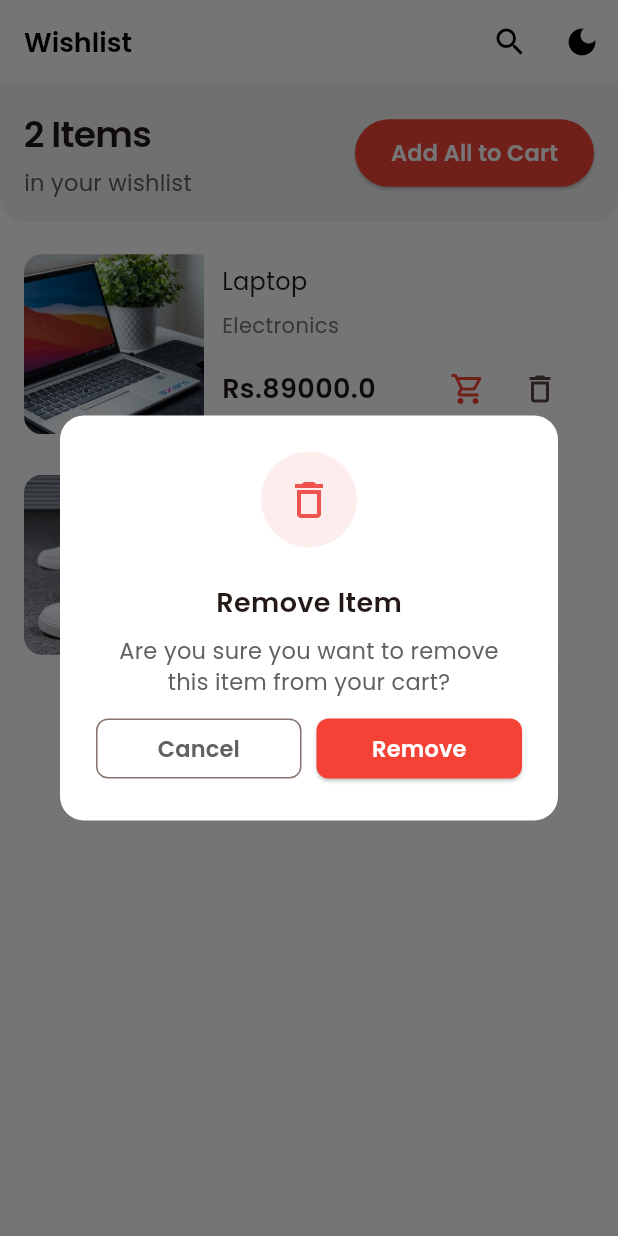
After one commit to ganeshchay2021/E_commerce_modernUI, a Flutter app: the WishListScreen screen opened directly, after a tap on the "delete outline" icon, on a phone screen of 412 x 824 dp. The commit adds this screen. Run offline on Flutter 3.47's test engine with Material 3 defaults, Android fonts, the phone set to English and light mode, and no system bars; our stand-ins replace bloc, email_validator, flutter_bloc, google_fonts, shared_preferences; accounts and stored records are empty.

Commit message:
Wishlist Screen added

```diff
--- a/lib/model/product_model.dart
+++ b/lib/model/product_model.dart
@@ -42,6 +42,7 @@ final List<ProductModel> products = [
     name: "Jorden Shoes",
     category: "Footwear",
     price: 4999,
+    isFavourite: true,
     oldPrice: 7600,
     imageUrl: Assets.shoe2,
     description: "Air Jordan is a line of basketball and sportswear shoes produced by Nike, Inc. Related apparel and accessories are marketed under Jordan Brand.\nThe first Air Jordan shoe was produced for basketball player Michael Jordan during his time with the Chicago Bulls on November 17, 1984, and released to the public on April 1, 1985.[2][3] The shoes were designed for Nike by Peter Moore, Tinker Hatfield, and Bruce Kilgore.\nThe Jordan Logo, known as the Jumpman, originated from a photograph by Jacobus Rentmeester, taken before Jordan played for Team USA in the 1984 Summer Olympics.\nAs Michael Jordan entered his rookie year in 1984, he was approached to sign a shoe deal with Adidas, Converse, and Nike. In their meeting with Jordan, Nike centered its presentation around a highlight video of Jordan's various slam dunks, scored to Jump (For My Love)by the Pointer Sisters. Nike showcased the first design of the shoe, but Jordan criticized its colorway. While other companies saw Jordan as a figure for promoting preexisting shoe lines, Nike took Jordan's criticism into account to make him a stand alone star and give him a signature shoe line",
--- a/lib/view/Main/main_screen.dart
+++ b/lib/view/Main/main_screen.dart
@@ -1,4 +1,4 @@
-import 'package:e_commerce_modernui/view/favourite/favorite_screen.dart';
+import 'package:e_commerce_modernui/view/favourite/wishlist_screen.dart';
 import 'package:e_commerce_modernui/view/home/home_screen.dart';
 import 'package:e_commerce_modernui/view/profile/profile_screen.dart';
 import 'package:e_commerce_modernui/view/shopping/shopping_screen.dart';
@@ -15,7 +15,7 @@ class _MainScreenState extends State<MainScreen> {
   final List<Widget> pages = const [
     HomeScreen(),
     ShoppingScreen(),
-    FavoriteScreen(),
+    WishListScreen(),
     ProfileScreen(),
   ];
   int _currentIndex = 0;
@@ -50,7 +50,7 @@ class _MainScreenState extends State<MainScreen> {
               icon: Icon(
                 Icons.favorite_outline,
               ),
-              label: "Favourite"),
+              label: "Wishlist"),
           BottomNavigationBarItem(
               icon: Icon(Icons.person_outline), label: "Profile"),
         ],
--- a/lib/view/favourite/favorite_screen.dart
+++ /dev/null
@@ -1,14 +0,0 @@
-import 'package:flutter/material.dart';
-
-class FavoriteScreen extends StatelessWidget {
-  const FavoriteScreen({super.key});
-
-  @override
-  Widget build(BuildContext context) {
-    return const Scaffold(
-      body: Center(
-        child: Text("favourite"),
-      ),
-    );
-  }
-}
--- /dev/null
+++ b/lib/view/favourite/wishlist_screen.dart
@@ -0,0 +1,318 @@
+import 'package:e_commerce_modernui/model/product_model.dart';
+import 'package:e_commerce_modernui/utils/app_text_styles.dart';
+import 'package:e_commerce_modernui/utils/cubit/theme_cubit.dart';
+import 'package:flutter/material.dart';
+import 'package:flutter_bloc/flutter_bloc.dart';
+
+class WishListScreen extends StatefulWidget {
+  const WishListScreen({super.key});
+
+  @override
+  State<WishListScreen> createState() => _WishListScreenState();
+}
+
+class _WishListScreenState extends State<WishListScreen> {
+  final List<ProductModel> favouriteProduct =
+      products.where((p) => p.isFavourite).toList();
+
+  @override
+  Widget build(BuildContext context) {
+    final isDark = Theme.of(context).brightness == Brightness.dark;
+    return Scaffold(
+      appBar: AppBar(
+        title: Text(
+          "Wishlist",
+          style: AppTextstyles.withColor(
+            AppTextstyles.h3,
+            isDark ? Colors.white : Colors.black,
+          ),
+        ),
+        actions: [
+          IconButton(
+            onPressed: () {},
+            icon: const Icon(Icons.search),
+          ),
+          IconButton(
+            onPressed: () {
+              context.read<ThemeCubit>().toggle();
+            },
+            icon: const Icon(Icons.dark_mode),
+          ),
+        ],
+      ),
+      body: CustomScrollView(
+        //wishlits section
+        slivers: [
+          SliverToBoxAdapter(
+            child: _buildSummarySection(context),
+          ),
+
+          //wishlist product list
+          SliverPadding(
+            padding: const EdgeInsets.all(16),
+            sliver: SliverList(
+              delegate: SliverChildBuilderDelegate((context, index) {
+                return _buildFavouriteProductList(
+                    context, favouriteProduct[index]);
+              }, childCount: favouriteProduct.length),
+            ),
+          ),
+        ],
+      ),
+    );
+  }
+
+  //build summary section
+  Widget _buildSummarySection(BuildContext context) {
+    final isDark = Theme.of(context).brightness == Brightness.dark;
+
+    return Container(
+      padding: const EdgeInsets.all(16),
+      decoration: BoxDecoration(
+        color: isDark ? Colors.grey[850]! : Colors.grey[100]!,
+        borderRadius: const BorderRadius.vertical(
+          bottom: Radius.circular(16),
+        ),
+      ),
+      child: Row(
+        children: [
+          Expanded(
+            child: Column(
+              crossAxisAlignment: CrossAxisAlignment.start,
+              children: [
+                Text(
+                  "${favouriteProduct.length} Items",
+                  style: AppTextstyles.withColor(
+                    AppTextstyles.h2,
+                    Theme.of(context).textTheme.bodyLarge!.color!,
+                  ),
+                ),
+                const SizedBox(
+                  height: 5,
+                ),
+                Text(
+                  "in your wishlist",
+                  style: AppTextstyles.withColor(
+                    AppTextstyles.bodyMedium,
+                    isDark ? Colors.grey[300]! : Colors.grey[700]!,
+                  ),
+                ),
+              ],
+            ),
+          ),
+          ElevatedButton(
+            onPressed: () {
+              print(favouriteProduct[0].name);
+            },
+            style: ElevatedButton.styleFrom(
+                padding:
+                    const EdgeInsets.symmetric(horizontal: 24, vertical: 12),
+                backgroundColor: Theme.of(context).primaryColor),
+            child: Text(
+              "Add All to Cart",
+              style: AppTextstyles.withColor(
+                AppTextstyles.buttonMedium,
+                Colors.white,
+              ),
+            ),
+          )
+        ],
+      ),
+    );
+  }
+
+  //build favourite product list
+  Widget _buildFavouriteProductList(
+      BuildContext context, ProductModel product) {
+    final isDark = Theme.of(context).brightness == Brightness.dark;
+
+    return Container(
+      margin: const EdgeInsets.only(bottom: 16),
+      decoration: BoxDecoration(
+        color: Theme.of(context).cardColor,
+        borderRadius: BorderRadius.circular(12),
+        boxShadow: [
+          BoxShadow(
+            color: isDark
+                ? Colors.black.withOpacity(0.2)
+                : Colors.grey.withOpacity(0.1),
+            blurRadius: 8,
+            offset: const Offset(0, 2),
+          )
+        ],
+      ),
+      child: Row(
+        children: [
+          ClipRRect(
+            borderRadius: const BorderRadius.horizontal(
+              left: Radius.circular(12),
+            ),
+            child: Image.asset(
+              product.imageUrl,
+              height: 120,
+              width: 120,
+              fit: BoxFit.cover,
+            ),
+          ),
+          Expanded(
+            child: Padding(
+              padding: const EdgeInsets.all(12),
+              child: Column(
+                crossAxisAlignment: CrossAxisAlignment.start,
+                children: [
+                  Text(
+                    product.name,
+                    style: AppTextstyles.withColor(
+                      AppTextstyles.bodyLarge,
+                      Theme.of(context).textTheme.bodyLarge!.color!,
+                    ),
+                  ),
+                  const SizedBox(
+                    height: 8,
+                  ),
+                  Text(
+                    product.category,
+                    style: AppTextstyles.withColor(
+                      AppTextstyles.bodySmall,
+                      isDark ? Colors.grey[300]! : Colors.grey[600]!,
+                    ),
+                  ),
+                  const SizedBox(
+                    height: 8,
+                  ),
+                  Row(
+                    mainAxisAlignment: MainAxisAlignment.spaceBetween,
+                    children: [
+                      Text(
+                        "Rs.${product.price}",
+                        style: AppTextstyles.withColor(
+                          AppTextstyles.h3,
+                          Theme.of(context).textTheme.bodyLarge!.color!,
+                        ),
+                      ),
+                      Row(
+                        children: [
+                          IconButton(
+                            onPressed: () {},
+                            icon: Icon(Icons.shopping_cart_outlined,
+                                color: Theme.of(context).primaryColor),
+                          ),
+                          IconButton(
+                            onPressed: () {
+                              _showDeleteComfirmDialog(context);
+                            },
+                            icon: const Icon(
+                              Icons.delete_outline,
+                            ),
+                          )
+                        ],
+                      )
+                    ],
+                  )
+                ],
+              ),
+            ),
+          )
+        ],
+      ),
+    );
+  }
+
+  //delete confirm dialog box
+  void _showDeleteComfirmDialog(BuildContext context) {
+    final isDark = Theme.of(context).brightness == Brightness.dark;
+
+    showDialog(
+      barrierColor: Colors.black54,
+      context: context,
+      builder: (context) {
+        return AlertDialog(
+          backgroundColor: Theme.of(context).scaffoldBackgroundColor,
+          shape:
+              RoundedRectangleBorder(borderRadius: BorderRadius.circular(16)),
+          contentPadding: const EdgeInsets.all(24),
+          content: Column(
+            mainAxisSize: MainAxisSize.min,
+            children: [
+              Container(
+                padding: const EdgeInsets.all(16),
+                decoration: BoxDecoration(
+                    shape: BoxShape.circle,
+                    color: Colors.red[400]!.withOpacity(0.1)),
+                child: Icon(
+                  Icons.delete_outline,
+                  color: Colors.red[400],
+                  size: 32,
+                ),
+              ),
+              const SizedBox(
+                height: 24,
+              ),
+              Text(
+                "Remove Item",
+                style: AppTextstyles.withColor(
+                  AppTextstyles.h3,
+                  Theme.of(context).textTheme.bodyLarge!.color!,
+                ),
+              ),
+              const SizedBox(
+                height: 8,
+              ),
+              Text(
+                "Are you sure you want to remove this item from your cart?",
+                textAlign: TextAlign.center,
+                style: AppTextstyles.withColor(
+                  AppTextstyles.bodyMedium,
+                  isDark ? Colors.grey[300]! : Colors.grey[700]!,
+                ),
+              ),
+              const SizedBox(
+                height: 10,
+              ),
+              Row(
+                children: [
+                  Expanded(
+                    child: OutlinedButton(
+                      onPressed: () {
+                        Navigator.pop(context);
+                      },
+                      style: OutlinedButton.styleFrom(
+                          shape: RoundedRectangleBorder(
+                              borderRadius: BorderRadius.circular(8))),
+                      child: Text(
+                        "Cancel",
+                        style: AppTextstyles.withColor(
+                          AppTextstyles.buttonMedium,
+                          isDark ? Colors.grey[300]! : Colors.grey[700]!,
+                        ),
+                      ),
+                    ),
+                  ),
+                  const SizedBox(
+                    width: 10,
+                  ),
+                  Expanded(
+                    child: ElevatedButton(
+                      onPressed: () {
+                        Navigator.pop(context);
+                      },
+                      style: ElevatedButton.styleFrom(
+                          shape: RoundedRectangleBorder(
+                              borderRadius: BorderRadius.circular(8)),
+                          backgroundColor: Theme.of(context).primaryColor),
+                      child: Text(
+                        "Remove",
+                        style: AppTextstyles.withColor(
+                            AppTextstyles.buttonMedium, Colors.white),
+                      ),
+                    ),
+                  )
+                ],
+              )
+            ],
+          ),
+        );
+      },
+    );
+  }
+}
--- a/lib/view/home/home_screen.dart
+++ b/lib/view/home/home_screen.dart
@@ -1,6 +1,7 @@
 import 'package:e_commerce_modernui/utils/app_text_styles.dart';
 import 'package:e_commerce_modernui/utils/assets.dart';
 import 'package:e_commerce_modernui/view/All%20product/all_product_screen.dart';
+import 'package:e_commerce_modernui/view/cart/cart_screen.dart';
 import 'package:e_commerce_modernui/widgets/category_chip.dart';
 import 'package:e_commerce_modernui/widgets/custom_search_bar.dart';
 import 'package:e_commerce_modernui/widgets/product_grid.dart';
@@ -60,7 +61,14 @@ class HomeScreen extends StatelessWidget {
                     ),
                   ),
                   IconButton(
-                    onPressed: () {},
+                    onPressed: () {
+                      Navigator.push(
+                        context,
+                        CupertinoPageRoute(
+                          builder: (context) => const CartScreen(),
+                        ),
+                      );
+                    },
                     icon: const Icon(
                       Icons.shopping_bag_outlined,
                     ),
```
